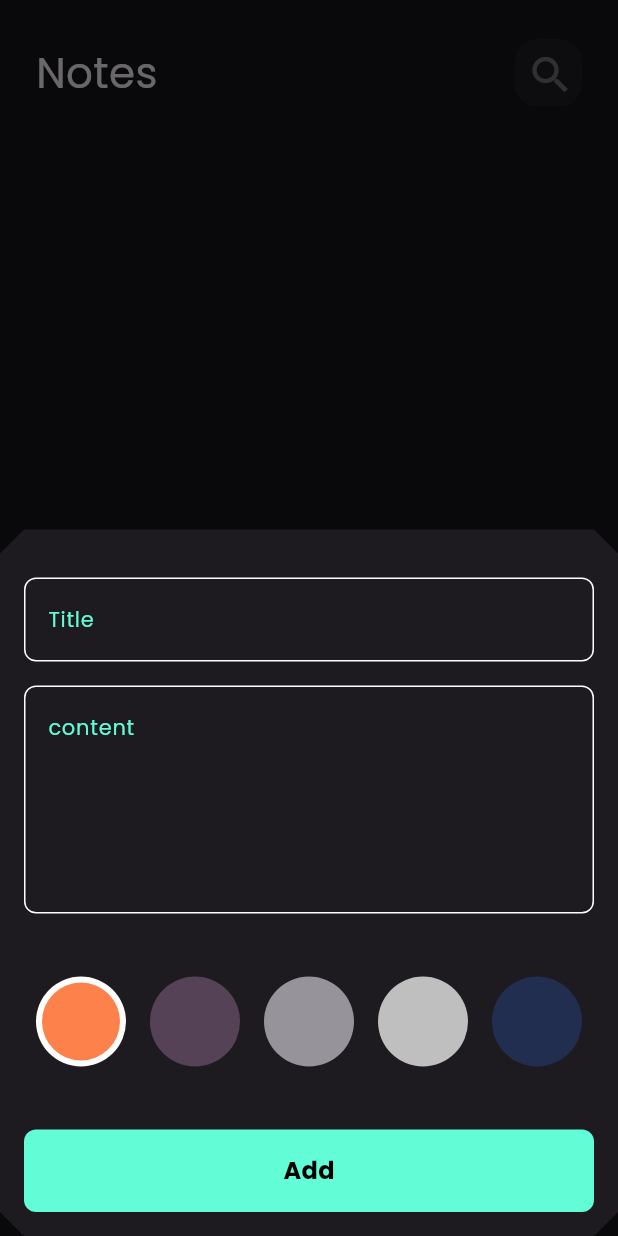
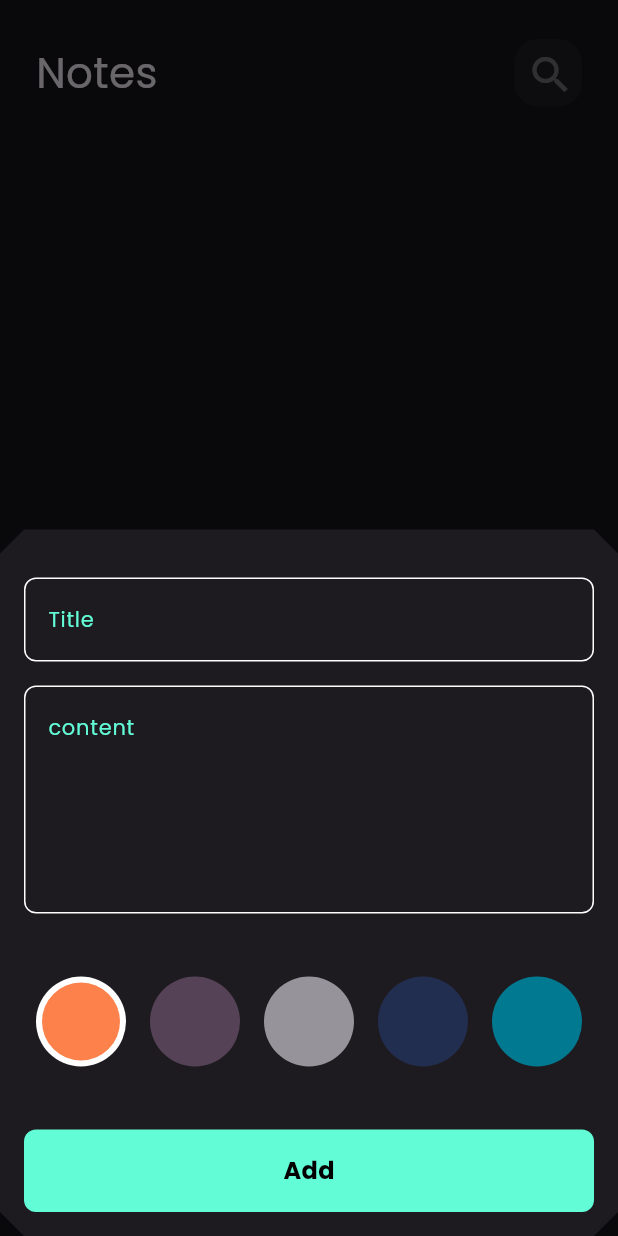
Before and after one commit to AMR5444/Note_App, a Flutter app: the screen it shows after launch, after a tap on the "add" icon, on a phone screen of 412 x 824 dp. Run offline on Flutter 3.47's test engine with Material 3 defaults, Android fonts, the phone set to English and light mode, and no system bars; our stand-ins replace flutter_bloc, hive, hive_flutter; accounts and stored records are empty.

Commit message:
Add colors list view to edit note view

```diff
--- a/lib/views/Widget/Constants.dart
+++ b/lib/views/Widget/Constants.dart
@@ -2,3 +2,13 @@ import 'package:flutter/cupertino.dart';
 
 const kPrimaryColor = Color(0xff62FCD7);
 const knotesBox = 'notes_box';
+final List<Color> kColors = [
+  Color(0xffFC814A),
+  Color(0xff564256),
+  Color(0xff96939b),
+  Color(0xff222e50),
+  Color(0xff007991),
+  Color(0xff439a86),
+  Color(0xffbcd8c1),
+  Color(0xffe9d985),
+];
--- a/lib/views/Widget/Eidt_View_Body.dart
+++ b/lib/views/Widget/Eidt_View_Body.dart
@@ -4,6 +4,7 @@ import 'package:test/cubits/add_notes_cubit/nots_cubit/notes_cubit_cubit.dart';
 import 'package:test/models/note_model.dart';
 import 'package:test/views/Widget/Custom_AppBar.dart';
 import 'package:test/views/Widget/Custom_Text_feild.dart';
+import 'package:test/views/Widget/edit_note_colorsList.dart';
 
 class EidtViewBody extends StatefulWidget {
   EidtViewBody({
@@ -60,6 +61,9 @@ class _EidtViewBodyState extends State<EidtViewBody> {
             hintText: widget.note.supTitle,
             maxLiens: 5,
           ),
+          EidtNoteColorsList(
+            note: widget.note,
+          ),
         ],
       ),
     );
--- a/lib/views/Widget/colors_ListView.dart
+++ b/lib/views/Widget/colors_ListView.dart
@@ -1,7 +1,8 @@
 import 'package:flutter/material.dart';
 import 'package:flutter_bloc/flutter_bloc.dart';
 import 'package:test/cubits/add_notes_cubit/add_notes_cubit.dart';
-import 'package:test/cubits/add_notes_cubit/nots_cubit/notes_cubit_cubit.dart';
+
+import 'package:test/views/Widget/Constants.dart';
 
 class ColorsListview extends StatefulWidget {
   const ColorsListview({super.key});
@@ -13,24 +14,12 @@ class ColorsListview extends StatefulWidget {
 class _ColorsListviewState extends State<ColorsListview> {
   int currentIndex = 0;
 
-  final List<Color> colors = [
-    Color(0xffFC814A),
-    Color(0xff564256),
-    Color(0xff96939b),
-    Color(0xffbfbfbf),
-    Color(0xff222e50),
-    Color(0xff007991),
-    Color(0xff439a86),
-    Color(0xffbcd8c1),
-    Color(0xffe9d985),
-  ];
-
   @override
   Widget build(BuildContext context) {
     return SizedBox(
       height: 80,
       child: ListView.builder(
-        itemCount: colors.length,
+        itemCount: kColors.length,
         scrollDirection: Axis.horizontal,
         itemBuilder: (context, index) {
           return Padding(
@@ -38,11 +27,11 @@ class _ColorsListviewState extends State<ColorsListview> {
             child: GestureDetector(
               onTap: () {
                 currentIndex = index;
-                BlocProvider.of<AddNotesCubit>(context).color = colors[index];
+                BlocProvider.of<AddNotesCubit>(context).color = kColors[index];
                 setState(() {});
               },
               child: ColorItem(
-                color: colors[index],
+                color: kColors[index],
                 isActive: currentIndex == index,
               ),
             ),
```
Also changed, not shown: lib/views/Widget/edit_note_colorsList.dart (added, +48 -0 lines).
